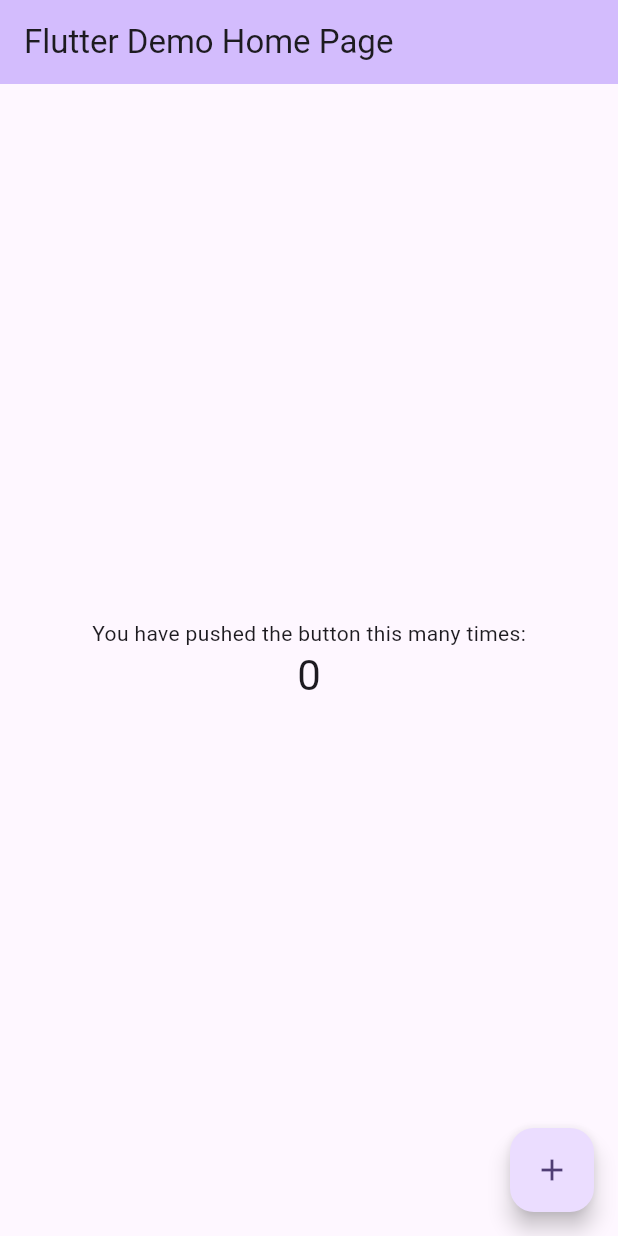
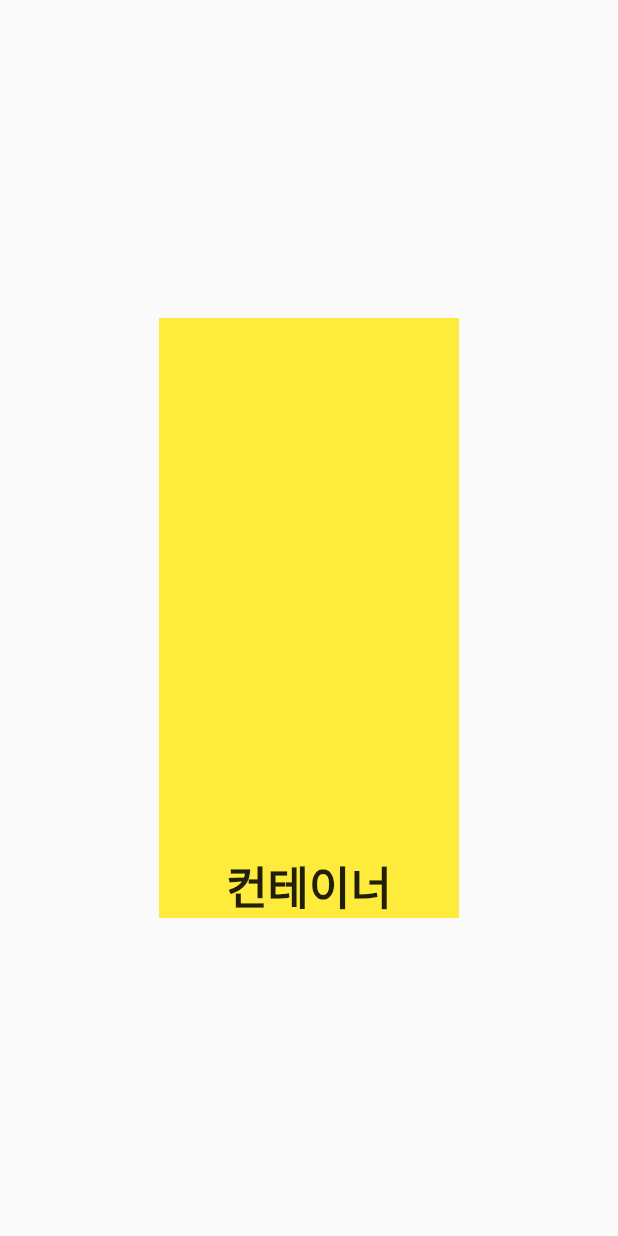
Before and after one commit to CandleCutter/flutter_lecture_01, a Flutter app: the screen it shows after launch, on a phone screen of 412 x 824 dp. Run offline on Flutter 3.47's test engine with Material 2 defaults, Android fonts, the phone set to English and light mode, and no system bars.

Commit message:
container

```diff
--- a/lib/ch1/00.intro.dart
+++ b/lib/ch1/00.intro.dart
@@ -4,6 +4,8 @@
 /// 주석 = ctrl + /
 /// 바로 아래 복사 = ctrl + d
 /// 괄호 안에서 ctrl + p =입력해야 하는 것들이 나옴
+/// 파일에 놓고 shift + f6
+/// alt + p
 ///
 ///
 ///
--- /dev/null
+++ b/lib/ch3/container_screen.dart
@@ -0,0 +1,32 @@
+import 'package:flutter/material.dart';
+
+///stl 누르고 자동완성
+///containerScreen 누르고 완성
+//아이폰 쿠퍼티노
+//안드로이드 머트리얼
+
+class ContainerScreen extends StatelessWidget {
+  const ContainerScreen({super.key});
+
+  @override
+  Widget build(BuildContext context) {
+    return Scaffold(
+      body: Center(
+        child: Container(
+          color: Colors.yellow,
+          width: 200,
+          height: 400,
+          child: const Text(
+            "컨테이너",
+            style: TextStyle(
+              fontSize: 30,
+              fontWeight: FontWeight.bold,
+            ),
+          ),
+          alignment: Alignment.bottomCenter,
+
+        ),
+      ),
+    );
+  }
+}
--- a/lib/main.dart
+++ b/lib/main.dart
@@ -1,127 +1,24 @@
+import 'package:flutter/cupertino.dart';
 import 'package:flutter/material.dart';
+import 'ch3/container_screen.dart';
 
+/// main 함수
+/// 어플리케이션이 시작하는 위치
+///
+void main(){
+  runApp(MyApp());
 
-// 주석
-void main() {
-  runApp(const MyApp());
 }
 
 class MyApp extends StatelessWidget {
   const MyApp({super.key});
 
-  // This widget is the root of your application.
   @override
   Widget build(BuildContext context) {
     return MaterialApp(
-      title: 'Flutter Demo',
-      theme: ThemeData(
-        // This is the theme of your application.
-        //
-        // TRY THIS: Try running your application with "flutter run". You'll see
-        // the application has a blue toolbar. Then, without quitting the app,
-        // try changing the seedColor in the colorScheme below to Colors.green
-        // and then invoke "hot reload" (save your changes or press the "hot
-        // reload" button in a Flutter-supported IDE, or press "r" if you used
-        // the command line to start the app).
-        //
-        // Notice that the counter didn't reset back to zero; the application
-        // state is not lost during the reload. To reset the state, use hot
-        // restart instead.
-        //
-        // This works for code too, not just values: Most code changes can be
-        // tested with just a hot reload.
-        colorScheme: ColorScheme.fromSeed(seedColor: Colors.deepPurple),
-        useMaterial3: true,
-      ),
-      home: const MyHomePage(title: 'Flutter Demo Home Page'),
+      home : ContainerScreen()
     );
+
+
   }
 }
-
-class MyHomePage extends StatefulWidget {
-  const MyHomePage({super.key, required this.title});
-
-  // This widget is the home page of your application. It is stateful, meaning
-  // that it has a State object (defined below) that contains fields that affect
-  // how it looks.
-
-  // This class is the configuration for the state. It holds the values (in this
-  // case the title) provided by the parent (in this case the App widget) and
-  // used by the build method of the State. Fields in a Widget subclass are
-  // always marked "final".
-
-  final String title;
-
-  @override
-  State<MyHomePage> createState() => _MyHomePageState();
-}
-
-class _MyHomePageState extends State<MyHomePage> {
-  int _counter = 0;
-
-  void _incrementCounter() {
-    setState(() {
-      // This call to setState tells the Flutter framework that something has
-      // changed in this State, which causes it to rerun the build method below
-      // so that the display can reflect the updated values. If we changed
-      // _counter without calling setState(), then the build method would not be
-      // called again, and so nothing would appear to happen.
-      _counter++;
-    });
-  }
-
-  @override
-  Widget build(BuildContext context) {
-    // This method is rerun every time setState is called, for instance as done
-    // by the _incrementCounter method above.
-    //
-    // The Flutter framework has been optimized to make rerunning build methods
-    // fast, so that you can just rebuild anything that needs updating rather
-    // than having to individually change instances of widgets.
-    return Scaffold(
-      appBar: AppBar(
-        // TRY THIS: Try changing the color here to a specific color (to
-        // Colors.amber, perhaps?) and trigger a hot reload to see the AppBar
-        // change color while the other colors stay the same.
-        backgroundColor: Theme.of(context).colorScheme.inversePrimary,
-        // Here we take the value from the MyHomePage object that was created by
-        // the App.build method, and use it to set our appbar title.
-        title: Text(widget.title),
-      ),
-      body: Center(
-        // Center is a layout widget. It takes a single child and positions it
-        // in the middle of the parent.
-        child: Column(
-          // Column is also a layout widget. It takes a list of children and
-          // arranges them vertically. By default, it sizes itself to fit its
-          // children horizontally, and tries to be as tall as its parent.
-          //
-          // Column has various properties to control how it sizes itself and
-          // how it positions its children. Here we use mainAxisAlignment to
-          // center the children vertically; the main axis here is the vertical
-          // axis because Columns are vertical (the cross axis would be
-          // horizontal).
-          //
-          // TRY THIS: Invoke "debug painting" (choose the "Toggle Debug Paint"
-          // action in the IDE, or press "p" in the console), to see the
-          // wireframe for each widget.
-          mainAxisAlignment: MainAxisAlignment.center,
-          children: <Widget>[
-            const Text(
-              'You have pushed the button this many times:',
-            ),
-            Text(
-              '$_counter',
-              style: Theme.of(context).textTheme.headlineMedium,
-            ),
-          ],
-        ),
-      ),
-      floatingActionButton: FloatingActionButton(
-        onPressed: _incrementCounter,
-        tooltip: 'Increment',
-        child: const Icon(Icons.add),
-      ), // This trailing comma makes auto-formatting nicer for build methods.
-    );
-  }
-}
```
Also changed, not shown: 1 other file.
